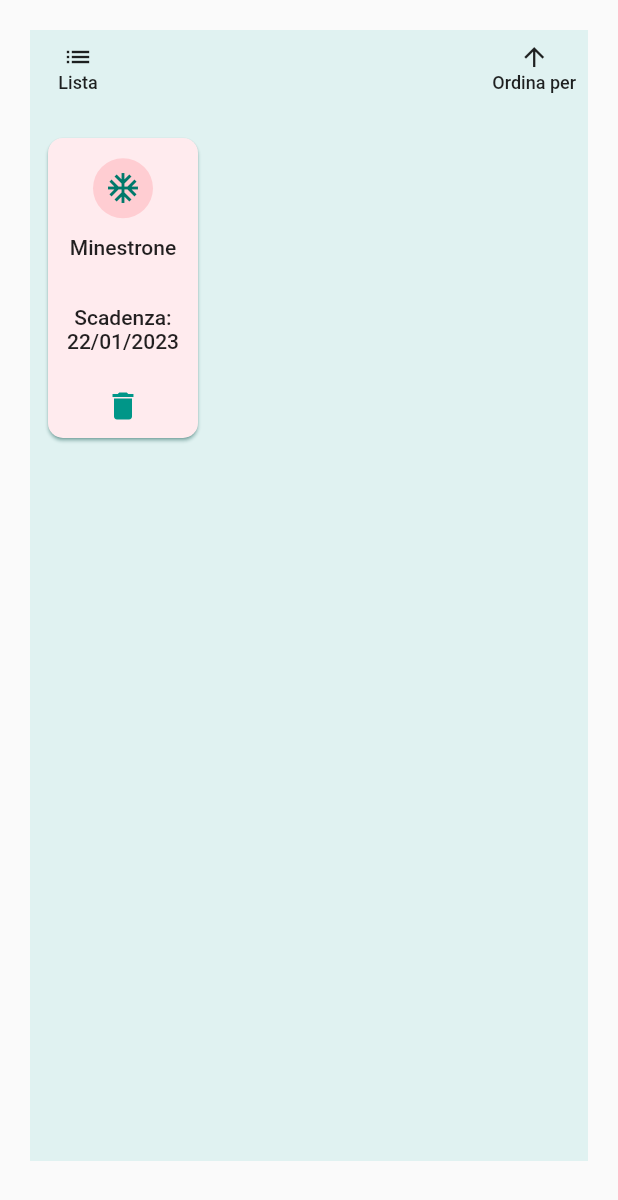
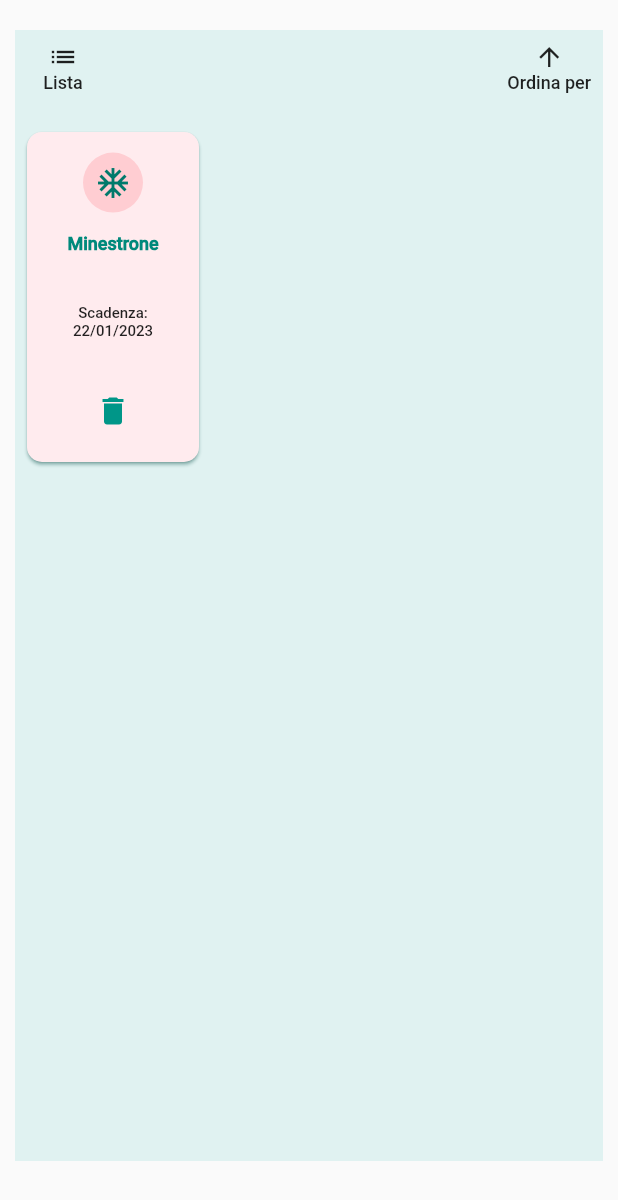
Before and after one commit to isabellemorello/foodage-flutter, a Flutter app: the DispensaHomeScreen widget shown alone on an empty page, opened directly, after a tap on the "delete" icon, after a tap on "Griglia", on a phone screen of 412 x 824 dp. Shown: the top 1200 px of the screen. Run offline on Flutter 3.47's test engine with Material 2 defaults, Android fonts, the phone set to English and light mode, and no system bars; our stand-ins replace cloud_firestore, date_field, firebase_auth, firebase_core, flutter_colorpicker, group_button and 2 more; accounts and stored records are empty.

Commit message:
moved list_card + fixed gridCardFood interspace

```diff
--- a/lib/components/homepage_screen/food_grid.dart
+++ b/lib/components/homepage_screen/food_grid.dart
@@ -25,6 +25,7 @@ class FoodGridCard extends StatelessWidget {
           bottomSheetFromFoodCard(context);
         },
         child: Card(
+          margin: EdgeInsets.all(0),
           color: Colors.red.shade50,
           elevation: 1,
           shadowColor: Colors.teal[600],
@@ -33,9 +34,10 @@ class FoodGridCard extends StatelessWidget {
           ),
           child: Container(
             // height: 200,
-            width: 140,
+            // width: 90,
             padding: const EdgeInsets.all(10.0),
             child: Column(
+              crossAxisAlignment: CrossAxisAlignment.center,
               mainAxisAlignment: MainAxisAlignment.center,
               children: [
                 Expanded(
@@ -46,14 +48,17 @@ class FoodGridCard extends StatelessWidget {
                   ),
                 ),
                 SizedBox(
-                  height: 8,
+                  height: 10,
                 ),
                 Expanded(
                   flex: 3,
                   child: Text(
                     '${food.name}',
                     textAlign: TextAlign.center,
-                    style: TextStyle(),
+                    style: TextStyle(
+                        fontSize: 12,
+                        fontWeight: FontWeight.bold,
+                        color: Colors.teal.shade600),
                   ),
                 ),
                 Expanded(
@@ -63,11 +68,11 @@ class FoodGridCard extends StatelessWidget {
                         ? 'Scadenza: ${food.deadlineDate}'
                         : 'Scadenza: Nessuna',
                     textAlign: TextAlign.center,
-                    style: TextStyle(),
+                    style: TextStyle(fontSize: 10),
                   ),
                 ),
                 Expanded(
-                  flex: 2,
+                  flex: 3,
                   child: TextButton(
                     child: Icon(Icons.delete),
                     onPressed: () {
--- a/lib/screens/section_type_screen_homepage/home_all_food_screen.dart
+++ b/lib/screens/section_type_screen_homepage/home_all_food_screen.dart
@@ -1,5 +1,5 @@
 import 'package:flutter/material.dart';
-import 'package:foodage_morello/components/food_layout/list_food_card.dart';
+import 'package:foodage_morello/components/homepage_screen/list_food_card.dart';
 import 'package:foodage_morello/components/homepage_screen/food_grid.dart';
 import 'package:foodage_morello/constants/constants.dart';
 import 'package:foodage_morello/models/food.dart';
@@ -20,7 +20,9 @@ class _HomeAllFoodScreenState extends State<HomeAllFoodScreen> {
       builder: (context, foodListProvider, child) {
         bool isList = foodListProvider.isList;
         return Container(
-            margin: EdgeInsets.fromLTRB(20.0, 10.0, 20.0, 50.0),
+            margin: isList
+                ? EdgeInsets.fromLTRB(20.0, 20.0, 20.0, 50.0)
+                : EdgeInsets.fromLTRB(10.0, 20.0, 10.0, 50.0),
             color: Colors.teal[50],
             child: Column(
               children: [
--- a/lib/screens/section_type_screen_homepage/home_dispensa_screen.dart
+++ b/lib/screens/section_type_screen_homepage/home_dispensa_screen.dart
@@ -1,6 +1,6 @@
 import 'package:flutter/material.dart';
 import 'package:foodage_morello/components/food_layout/food_list_provider.dart';
-import 'package:foodage_morello/components/food_layout/list_food_card.dart';
+import 'package:foodage_morello/components/homepage_screen/list_food_card.dart';
 import 'package:foodage_morello/components/homepage_screen/food_grid.dart';
 import 'package:foodage_morello/constants/constants.dart';
 import 'package:foodage_morello/models/food.dart';
@@ -18,7 +18,9 @@ class _DispensaHomeScreenState extends State<DispensaHomeScreen> {
       builder: (context, foodListProvider, child) {
         bool isList = foodListProvider.isList;
         return Container(
-          margin: EdgeInsets.fromLTRB(20.0, 20.0, 20.0, 50.0),
+          margin: isList
+              ? EdgeInsets.fromLTRB(20.0, 20.0, 20.0, 50.0)
+              : EdgeInsets.fromLTRB(10.0, 20.0, 10.0, 50.0),
           color: Colors.teal.shade50,
           child: Column(
             children: [
--- a/lib/screens/section_type_screen_homepage/home_freezer_screen.dart
+++ b/lib/screens/section_type_screen_homepage/home_freezer_screen.dart
@@ -1,5 +1,5 @@
 import 'package:flutter/material.dart';
-import 'package:foodage_morello/components/food_layout/list_food_card.dart';
+import 'package:foodage_morello/components/homepage_screen/list_food_card.dart';
 import 'package:foodage_morello/components/homepage_screen/food_grid.dart';
 import 'package:foodage_morello/constants/constants.dart';
 import 'package:foodage_morello/components/food_layout/food_list_provider.dart';
@@ -27,7 +27,9 @@ class _FreezerHomeScreenState extends State<FreezerHomeScreen> {
         builder: (context, foodListProvider, child) {
       bool isList = foodListProvider.isList;
       return Container(
-        margin: EdgeInsets.fromLTRB(20.0, 20.0, 20.0, 50.0),
+        margin: isList
+            ? EdgeInsets.fromLTRB(20.0, 20.0, 20.0, 50.0)
+            : EdgeInsets.fromLTRB(10.0, 20.0, 10.0, 50.0),
         color: Colors.teal.shade50,
         child: Column(
           children: [
--- a/lib/screens/show_single_food_screen.dart
+++ b/lib/screens/show_single_food_screen.dart
@@ -107,7 +107,7 @@ class ShowSingleFoodScreen extends StatelessWidget {
                     'Tipo di scadenza',
                     style: kTitleSmallerTextStyle(),
                   ),
-                  Text('Scadenza a breve termine'),
+                  Text('Breve termine'),
                 ],
               ),
               SizedBox(
```
Also changed, not shown: lib/screens/section_type_screen_homepage/home_fridge_screen.dart (+5 -2 lines), lib/components/homepage_screen/list_food_card.dart (renamed from lib/components/food_layout/list_food_card.dart).
